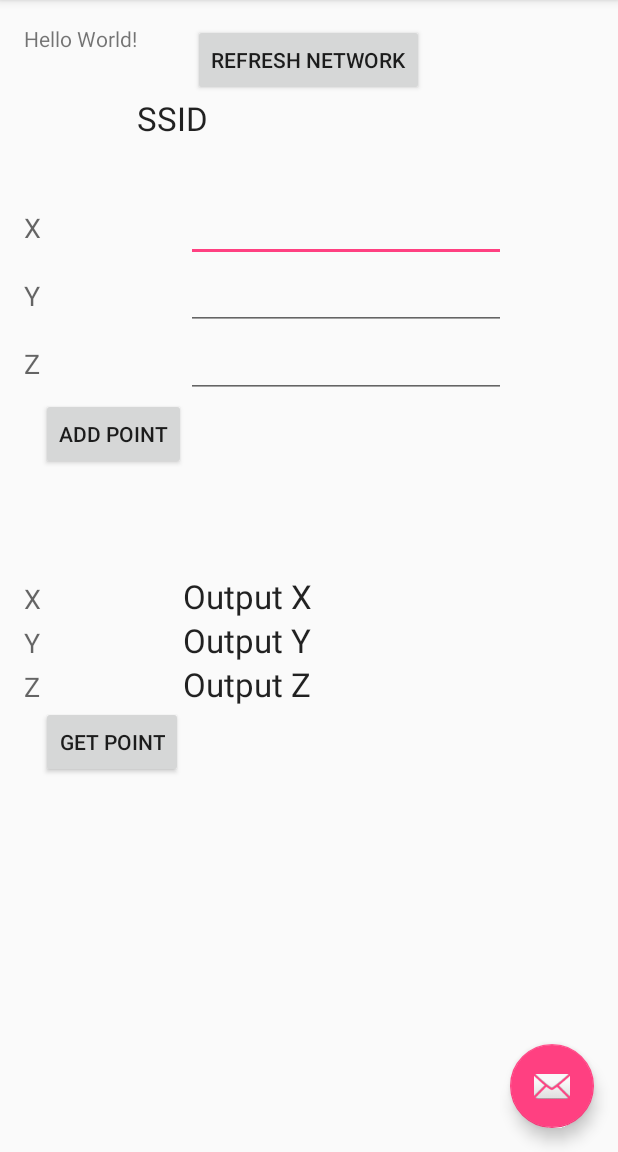
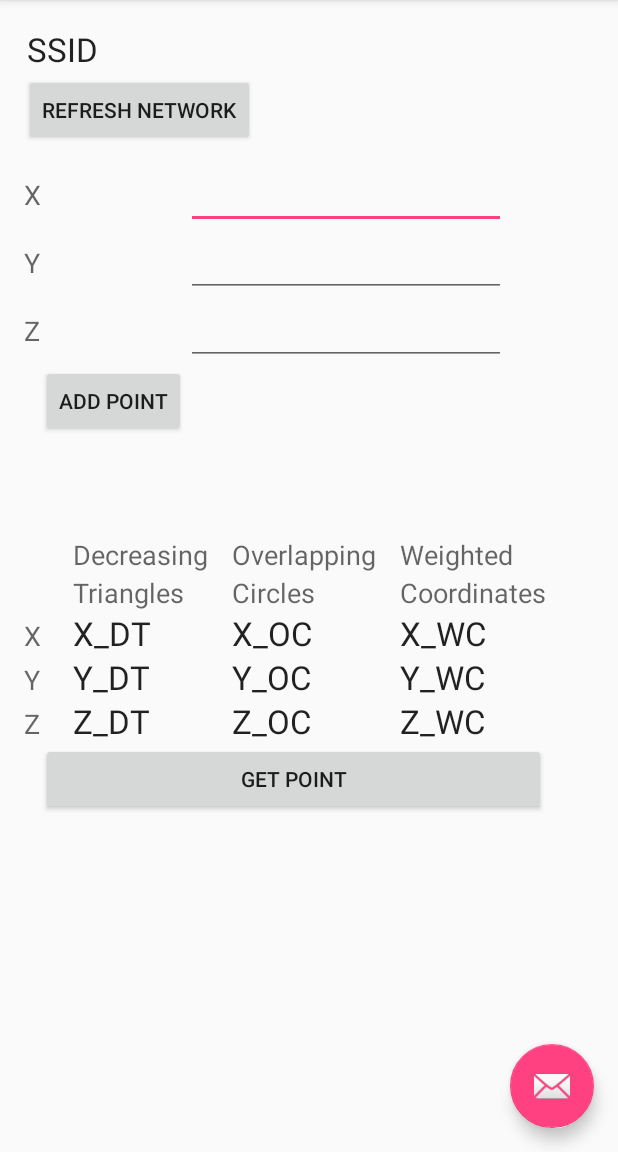
Before and after one commit to bensearle/IndoorMapping, an Android app: the screen it shows after launch (MainActivity), on a phone screen of 412 x 824 dp, the part 84-1236 px from its top. Run offline under Robolectric (Android 15) with nearby library versions, the phone set to English and light mode, and no system bars.

Commit message:
GUI changes, add more output fields

```diff
--- a/Mapper_3/app/src/main/res/layout/content_main.xml
+++ b/Mapper_3/app/src/main/res/layout/content_main.xml
@@ -12,21 +12,15 @@
     tools:context="bensearle.mapper_3.MainActivity"
     tools:showIn="@layout/activity_main">
 
-    <TextView
-        android:layout_width="wrap_content"
-        android:layout_height="wrap_content"
-        android:text="Hello World!"
-        android:id="@+id/textView" />
-
     <LinearLayout
         android:orientation="vertical"
         android:layout_width="match_parent"
         android:layout_height="match_parent"
+        android:layout_centerHorizontal="true"
+        android:id="@+id/linearlayout"
+        android:weightSum="1"
         android:layout_below="@+id/ButtonRefreshNetwork"
-        android:layout_centerHorizontal="true"
-        android:layout_marginTop="65dp"
-        android:id="@+id/linearlayout"
-        android:weightSum="1">
+        android:paddingTop="10dp">
 
         <TableLayout
             android:layout_width="match_parent"
@@ -125,7 +119,86 @@
 
             <TableRow
                 android:layout_width="match_parent"
-                android:layout_height="match_parent" />
+                android:layout_height="match_parent" >
+
+                <TextView
+                    android:layout_width="wrap_content"
+                    android:layout_height="wrap_content"
+                    android:textAppearance="?android:attr/textAppearanceLarge"
+                    android:text="    "
+                    android:id="@+id/textView13"
+                    android:layout_column="1" />
+
+                <TextView
+                    android:layout_width="wrap_content"
+                    android:layout_height="wrap_content"
+                    android:textAppearance="?android:attr/textAppearanceMedium"
+                    android:text="Decreasing"
+                    android:id="@+id/textView5"
+                    android:layout_column="2" />
+
+                <TextView
+                    android:layout_width="wrap_content"
+                    android:layout_height="wrap_content"
+                    android:textAppearance="?android:attr/textAppearanceLarge"
+                    android:text="   "
+                    android:id="@+id/textView12"
+                    android:layout_column="4" />
+
+                <TextView
+                    android:layout_width="wrap_content"
+                    android:layout_height="wrap_content"
+                    android:textAppearance="?android:attr/textAppearanceMedium"
+                    android:text="Overlapping"
+                    android:id="@+id/textView10"
+                    android:layout_column="5" />
+
+                <TextView
+                    android:layout_width="wrap_content"
+                    android:layout_height="wrap_content"
+                    android:textAppearance="?android:attr/textAppearanceLarge"
+                    android:text="   "
+                    android:id="@+id/textView15"
+                    android:layout_column="7" />
+
+                <TextView
+                    android:layout_width="wrap_content"
+                    android:layout_height="wrap_content"
+                    android:textAppearance="?android:attr/textAppearanceMedium"
+                    android:text="Weighted"
+                    android:id="@+id/textView14"
+                    android:layout_column="8" />
+            </TableRow>
+
+            <TableRow
+                android:layout_width="match_parent"
+                android:layout_height="match_parent">
+
+                <TextView
+                    android:layout_width="wrap_content"
+                    android:layout_height="wrap_content"
+                    android:textAppearance="?android:attr/textAppearanceMedium"
+                    android:text="Triangles"
+                    android:id="@+id/textView9"
+                    android:layout_column="2" />
+
+                <TextView
+                    android:layout_width="wrap_content"
+                    android:layout_height="wrap_content"
+                    android:textAppearance="?android:attr/textAppearanceMedium"
+                    android:text="Circles"
+                    android:id="@+id/textView11"
+                    android:layout_column="5" />
+
+                <TextView
+                    android:layout_width="wrap_content"
+                    android:layout_height="wrap_content"
+                    android:textAppearance="?android:attr/textAppearanceMedium"
+                    android:text="Coordinates"
+                    android:id="@+id/textView16"
+                    android:layout_column="8" />
+
+            </TableRow>
 
             <TableRow
                 android:layout_width="match_parent"
@@ -143,9 +216,25 @@
                     android:layout_width="wrap_content"
                     android:layout_height="wrap_content"
                     android:textAppearance="?android:attr/textAppearanceLarge"
-                    android:text="Output X"
-                    android:id="@+id/OutputX"
+                    android:text="X_DT"
+                    android:id="@+id/OutputX_DT"
                     android:layout_column="2" />
+
+                <TextView
+                    android:layout_width="wrap_content"
+                    android:layout_height="wrap_content"
+                    android:textAppearance="?android:attr/textAppearanceLarge"
+                    android:text="X_OC"
+                    android:id="@+id/OutputX_OC"
+                    android:layout_column="5" />
+
+                <TextView
+                    android:layout_width="wrap_content"
+                    android:layout_height="wrap_content"
+                    android:textAppearance="?android:attr/textAppearanceLarge"
+                    android:text="X_WC"
+                    android:id="@+id/textView17"
+                    android:layout_column="8" />
 
             </TableRow>
 
@@ -165,9 +254,25 @@
                     android:layout_width="wrap_content"
                     android:layout_height="wrap_content"
                     android:textAppearance="?android:attr/textAppearanceLarge"
-                    android:text="Output Y"
-                    android:id="@+id/OutputY"
+                    android:text="Y_DT"
+                    android:id="@+id/OutputY_DT"
                     android:layout_column="2" />
+
+                <TextView
+                    android:layout_width="wrap_content"
+                    android:layout_height="wrap_content"
+                    android:textAppearance="?android:attr/textAppearanceLarge"
+                    android:text="Y_OC"
+                    android:id="@+id/OutputY_OC"
+                    android:layout_column="5" />
+
+                <TextView
+                    android:layout_width="wrap_content"
+                    android:layout_height="wrap_content"
+                    android:textAppearance="?android:attr/textAppearanceLarge"
+                    android:text="Y_WC"
+                    android:id="@+id/textView18"
+                    android:layout_column="8" />
 
             </TableRow>
 
@@ -187,9 +292,25 @@
                     android:layout_width="wrap_content"
                     android:layout_height="wrap_content"
                     android:textAppearance="?android:attr/textAppearanceLarge"
-                    android:text="Output Z"
-                    android:id="@+id/OutputZ"
+                    android:text="Z_DT"
+                    android:id="@+id/OutputZ_DT"
                     android:layout_column="2" />
+
+                <TextView
+                    android:layout_width="wrap_content"
+                    android:layout_height="wrap_content"
+                    android:textAppearance="?android:attr/textAppearanceLarge"
+                    android:text="Z_OC"
+                    android:id="@+id/OutputZ_OC"
+                    android:layout_column="5" />
+
+                <TextView
+                    android:layout_width="wrap_content"
+                    android:layout_height="wrap_content"
+                    android:textAppearance="?android:attr/textAppearanceLarge"
+                    android:text="Z_WC"
+                    android:id="@+id/textView19"
+                    android:layout_column="8" />
 
             </TableRow>
 
@@ -203,7 +324,8 @@
                     android:text="Get Point"
                     android:id="@+id/ButtonGetPoint"
                     android:layout_column="1"
-                    android:onClick="GetPoint" />
+                    android:onClick="GetPoint"
+                    android:layout_span="8" />
             </TableRow>
 
             <TableRow
@@ -222,9 +344,9 @@
         android:text="Refresh Network"
         android:id="@+id/ButtonRefreshNetwork"
         android:nestedScrollingEnabled="true"
-        android:layout_alignTop="@+id/textView"
-        android:layout_centerHorizontal="true"
-        android:onClick="RefreshNetwork" />
+        android:onClick="RefreshNetwork"
+        android:layout_below="@+id/OutputSSID"
+        android:layout_alignParentStart="true" />
 
     <TextView
         android:layout_width="wrap_content"
@@ -232,7 +354,8 @@
         android:textAppearance="?android:attr/textAppearanceLarge"
         android:text="SSID"
         android:id="@+id/OutputSSID"
-        android:layout_below="@+id/ButtonRefreshNetwork"
-        android:layout_toEndOf="@+id/textView" />
+        android:padding="2dp"
+        android:layout_alignParentStart="true"
+        android:layout_alignParentTop="true" />
 
 </RelativeLayout>
```
